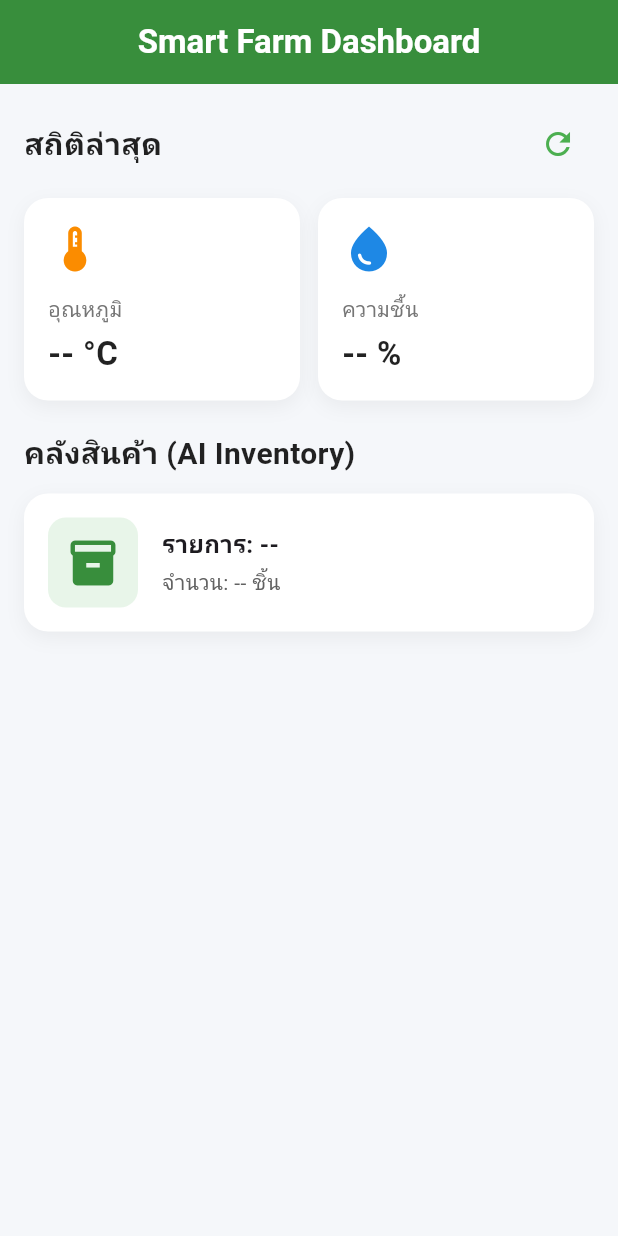
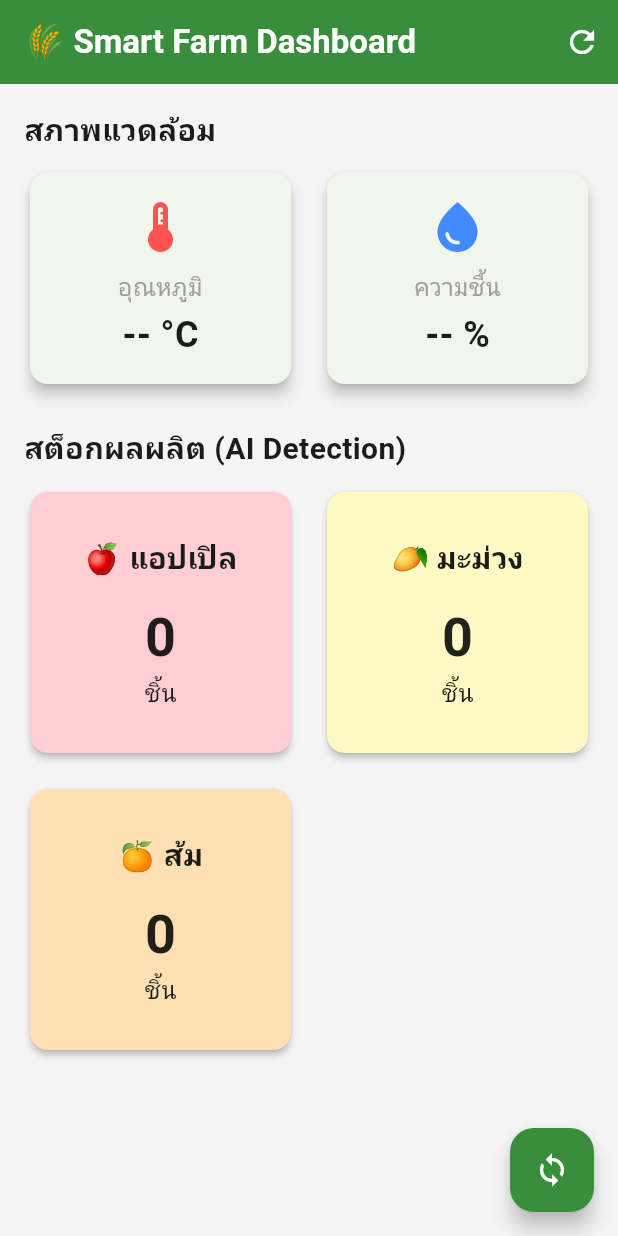
Before and after one commit to Waris-T/Smart-Agriculture-QA, a Flutter app: the screen it shows after launch, on a phone screen of 412 x 824 dp. Run offline on Flutter 3.47's test engine with Material 3 defaults, Android fonts, the phone set to English and light mode, and no system bars; network calls fail.

Commit message:
fix: clean resolved main.dart and merge branches

```diff
--- a/mobile_app/lib/main.dart
+++ b/mobile_app/lib/main.dart
@@ -12,11 +12,12 @@ class SmartFarmApp extends StatelessWidget {
   @override
   Widget build(BuildContext context) {
     return MaterialApp(
+      debugShowCheckedModeBanner: false,
       title: 'Smart Farm Dashboard',
-      debugShowCheckedModeBanner: false,
       theme: ThemeData(
-        primarySwatch: Colors.green,
-        scaffoldBackgroundColor: const Color(0xFFF5F7FA),
+        colorScheme: ColorScheme.fromSeed(seedColor: Colors.green),
+        useMaterial3: true,
+        scaffoldBackgroundColor: Colors.grey[100],
       ),
       home: const DashboardScreen(),
     );
@@ -31,19 +32,21 @@ class DashboardScreen extends StatefulWidget {
 }
 
 class _DashboardScreenState extends State<DashboardScreen> {
-  // แก้ IP ให้ตรงกับ IP เครื่องเซิร์ฟเวอร์
-  final String apiUrl = "http://10.194.51.189:8080/smart_farm/backend/api/get_latest.php";
-
+  // ตัวแปรเก็บค่าข้อมูล
   String temperature = "--";
   String humidity = "--";
-  String inventoryItem = "--";
-  String inventoryQty = "--";
-  bool isLoading = false;
+  String appleCount = "0";
+  String mangoCount = "0";
+  String orangeCount = "0";
+  bool isLoading = true;
+
+  // URL ของ API ดึงข้อมูลล่าสุด (เปลี่ยนเป็น IP เครื่องคุณ)
+  final String apiUrl = "http://10.194.51.189:8080/smart_farm/backend/api/get_latest.php";
 
   @override
   void initState() {
     super.initState();
-    fetchData();
+    fetchData(); // ดึงข้อมูลตอนเปิดแอป
   }
 
   Future<void> fetchData() async {
@@ -56,31 +59,21 @@ class _DashboardScreenState extends State<DashboardScreen> {
 
       if (response.statusCode == 200) {
         final data = json.decode(response.body);
+        setState(() {
+          // ดึงค่าอุณหภูมิและความชื้น (ถ้าไม่มีให้แสดง --)
+          temperature = data['temperature']?.toString() ?? "--";
+          humidity = data['humidity']?.toString() ?? "--";
 
-        if (data['status'] == 'success') {
-          setState(() {
-            // ดึงข้อมูลฝั่ง Telemetry (อุณหภูมิ/ความชื้น)
-            if (data['telemetry'] != null) {
-              temperature = data['telemetry']['temperature']?.toString() ?? "--";
-              humidity = data['telemetry']['humidity']?.toString() ?? "--";
-            }
-
-            // ดึงข้อมูลฝั่ง Inventory (สินค้าจาก AI)
-            if (data['inventory'] != null) {
-              inventoryItem = data['inventory']['item_name']?.toString() ?? "ไม่ระบุ";
-              inventoryQty = data['inventory']['quantity']?.toString() ?? "0";
-            }
+          // ดึงค่านับจำนวนผลผลิต (รองรับทั้งชื่อคีย์แบบย่อและเต็ม)
+          appleCount = data['apple_count']?.toString() ?? data['apple']?.toString() ?? "0";
+          mangoCount = data['mango_count']?.toString() ?? data['mango']?.toString() ?? "0";
+          orangeCount = data['orange_count']?.toString() ?? data['orange']?.toString() ?? "0";
         });
-        }
       } else {
-        ScaffoldMessenger.of(context).showSnackBar(
-          SnackBar(content: Text('เกิดข้อผิดพลาด: HTTP ${response.statusCode}')),
-        );
+        debugPrint("Error: Failed to load data");
       }
     } catch (e) {
-      ScaffoldMessenger.of(context).showSnackBar(
-        SnackBar(content: Text('ไม่สามารถเชื่อมต่อเซิร์ฟเวอร์ได้: $e')),
-      );
+      debugPrint("Error connection: $e");
     } finally {
       setState(() {
         isLoading = false;
@@ -92,12 +85,18 @@ class _DashboardScreenState extends State<DashboardScreen> {
   Widget build(BuildContext context) {
     return Scaffold(
       appBar: AppBar(
-        title: const Text('Smart Farm Dashboard', style: TextStyle(fontWeight: FontWeight.bold)),
-        backgroundColor: Colors.green.shade700,
-        foregroundColor: Colors.white,
-        centerTitle: true,
+        title: const Text('🌾 Smart Farm Dashboard', style: TextStyle(fontWeight: FontWeight.bold, color: Colors.white)),
+        backgroundColor: Colors.green[700],
+        actions: [
+          IconButton(
+            icon: const Icon(Icons.refresh, color: Colors.white),
+            onPressed: fetchData, // ปุ่มรีเฟรชข้อมูล
+          )
+        ],
       ),
-      body: RefreshIndicator(
+      body: isLoading
+          ? const Center(child: CircularProgressIndicator())
+          : RefreshIndicator(
               onRefresh: fetchData,
               child: SingleChildScrollView(
                 physics: const AlwaysScrollableScrollPhysics(),
@@ -105,130 +104,78 @@ class _DashboardScreenState extends State<DashboardScreen> {
                 child: Column(
                   crossAxisAlignment: CrossAxisAlignment.start,
                   children: [
+                    const Text("สภาพแวดล้อม", style: TextStyle(fontSize: 20, fontWeight: FontWeight.bold)),
+                    const SizedBox(height: 10),
                     Row(
-                mainAxisAlignment: MainAxisAlignment.spaceBetween,
                       children: [
-                  const Text(
-                    "สถิติล่าสุด",
-                    style: TextStyle(fontSize: 20, fontWeight: FontWeight.bold, color: Colors.black87),
+                        Expanded(child: _buildDataCard("อุณหภูมิ", "$temperature °C", Icons.thermostat, Colors.redAccent)),
+                        const SizedBox(width: 16),
+                        Expanded(child: _buildDataCard("ความชื้น", "$humidity %", Icons.water_drop, Colors.blueAccent)),
+                      ],
                     ),
-                  IconButton(
-                    icon: const Icon(Icons.refresh, color: Colors.green),
-                    onPressed: fetchData,
+                    const SizedBox(height: 24),
+                    const Text("สต็อกผลผลิต (AI Detection)", style: TextStyle(fontSize: 20, fontWeight: FontWeight.bold)),
+                    const SizedBox(height: 10),
+                    GridView.count(
+                      crossAxisCount: 2,
+                      crossAxisSpacing: 16,
+                      mainAxisSpacing: 16,
+                      shrinkWrap: true,
+                      physics: const NeverScrollableScrollPhysics(),
+                      children: [
+                        _buildInventoryCard("🍎 แอปเปิล", appleCount, Colors.red[100]!),
+                        _buildInventoryCard("🥭 มะม่วง", mangoCount, Colors.yellow[100]!),
+                        _buildInventoryCard("🍊 ส้ม", orangeCount, Colors.orange[100]!),
+                      ],
                     ),
                   ],
                 ),
-              const SizedBox(height: 12),
-
-              // การ์ดอุณหภูมิและความชื้น
-              Row(
-                children: [
-                  Expanded(
-                    child: _buildDataCard(
-                      title: "อุณหภูมิ",
-                      value: "$temperature °C",
-                      icon: Icons.thermostat,
-                      color: Colors.orange.shade600,
               ),
             ),
-                  const SizedBox(width: 12),
-                  Expanded(
-                    child: _buildDataCard(
-                      title: "ความชื้น",
-                      value: "$humidity %",
-                      icon: Icons.water_drop,
-                      color: Colors.blue.shade600,
+      floatingActionButton: FloatingActionButton(
+        onPressed: fetchData,
+        backgroundColor: Colors.green[700],
+        child: const Icon(Icons.sync, color: Colors.white),
       ),
-                  ),
+    );
+  }
+
+  // Widget สำหรับสร้างการ์ดอุณหภูมิและความชื้น
+  Widget _buildDataCard(String title, String value, IconData icon, Color color) {
+    return Card(
+      elevation: 4,
+      shape: RoundedRectangleBorder(borderRadius: BorderRadius.circular(12)),
+      child: Padding(
+        padding: const EdgeInsets.all(16.0),
+        child: Column(
+          children: [
+            Icon(icon, size: 40, color: color),
+            const SizedBox(height: 8),
+            Text(title, style: const TextStyle(fontSize: 16, color: Colors.grey)),
+            const SizedBox(height: 4),
+            Text(value, style: const TextStyle(fontSize: 24, fontWeight: FontWeight.bold)),
           ],
-              ),
-              const SizedBox(height: 20),
-
-              const Text(
-                "คลังสินค้า (AI Inventory)",
-                style: TextStyle(fontSize: 20, fontWeight: FontWeight.bold, color: Colors.black87),
-              ),
-              const SizedBox(height: 12),
-
-              // การ์ดแสดงผลผลิต
-              _buildInventoryCard(),
-            ],
-          ),
         ),
       ),
     );
   }
 
-  Widget _buildDataCard({
-    required String title,
-    required String value,
-    required IconData icon,
-    required Color color,
-  }) {
-    return Container(
-      padding: const EdgeInsets.all(16),
-      decoration: BoxDecoration(
-        color: Colors.white,
-        borderRadius: BorderRadius.circular(16),
-        boxShadow: [
-          BoxShadow(
-            color: Colors.black.withOpacity(0.05),
-            blurRadius: 10,
-            offset: const Offset(0, 4),
-          ),
+  // Widget สำหรับสร้างการ์ดจำนวนผลไม้
+  Widget _buildInventoryCard(String title, String count, Color bgColor) {
+    return Card(
+      color: bgColor,
+      elevation: 2,
+      shape: RoundedRectangleBorder(borderRadius: BorderRadius.circular(12)),
+      child: Center(
+        child: Column(
+          mainAxisAlignment: MainAxisAlignment.center,
+          children: [
+            Text(title, style: const TextStyle(fontSize: 20, fontWeight: FontWeight.bold)),
+            const SizedBox(height: 12),
+            Text(count, style: const TextStyle(fontSize: 36, fontWeight: FontWeight.bold, color: Colors.black87)),
+            const Text("ชิ้น", style: TextStyle(fontSize: 16)),
           ],
         ),
-      child: Column(
-        crossAxisAlignment: CrossAxisAlignment.start,
-        children: [
-          Icon(icon, size: 36, color: color),
-          const SizedBox(height: 12),
-          Text(title, style: TextStyle(fontSize: 14, color: Colors.grey.shade600)),
-          const SizedBox(height: 4),
-          Text(
-            value,
-            style: const TextStyle(fontSize: 22, fontWeight: FontWeight.bold, color: Colors.black87),
-          ),
-        ],
-      ),
-    );
-  }
-
-  Widget _buildInventoryCard() {
-    return Container(
-      width: double.infinity,
-      padding: const EdgeInsets.all(16),
-      decoration: BoxDecoration(
-        color: Colors.white,
-        borderRadius: BorderRadius.circular(16),
-        boxShadow: [
-          BoxShadow(
-            color: Colors.black.withOpacity(0.05),
-            blurRadius: 10,
-            offset: const Offset(0, 4),
-          ),
-        ],
-      ),
-      child: Row(
-        children: [
-          Container(
-            padding: const EdgeInsets.all(12),
-            decoration: BoxDecoration(
-              color: Colors.green.shade50,
-              borderRadius: BorderRadius.circular(12),
-            ),
-            child: Icon(Icons.inventory_2, size: 36, color: Colors.green.shade700),
-          ),
-          const SizedBox(width: 16),
-          Column(
-            crossAxisAlignment: CrossAxisAlignment.start,
-            children: [
-              Text("รายการ: $inventoryItem", style: const TextStyle(fontSize: 16, fontWeight: FontWeight.w600)),
-              const SizedBox(height: 4),
-              Text("จำนวน: $inventoryQty ชิ้น", style: TextStyle(fontSize: 14, color: Colors.grey.shade700)),
-            ],
-          ),
-        ],
       ),
     );
   }
```
Lines whose indentation alone changed are shown as unchanged.
